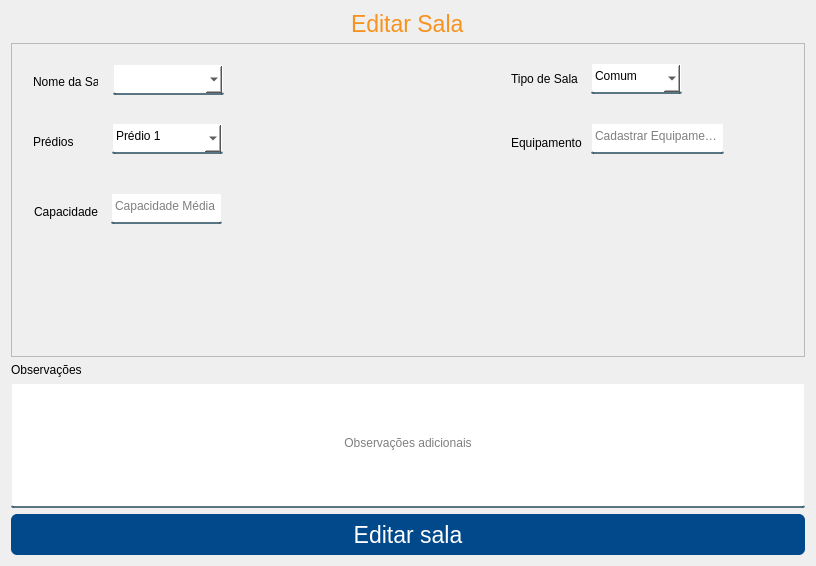
Above: App/view/ui/editarSalas.ui from Senac-SOR-ADS/Mapa-de-Sala before the change. Below: the same form after it.
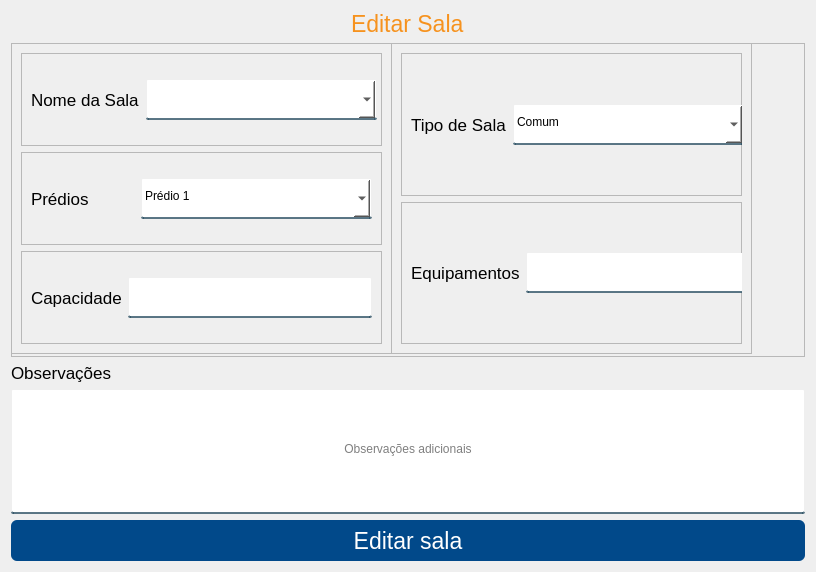
That is the form after the change.

Diff of the .ui file:
```diff
--- a/App/view/ui/editarSalas.ui
+++ b/App/view/ui/editarSalas.ui
@@ -7,7 +7,7 @@
     <x>0</x>
     <y>0</y>
     <width>812</width>
-    <height>556</height>
+    <height>563</height>
    </rect>
   </property>
   <property name="windowTitle">
@@ -50,7 +50,7 @@
      </property>
     </widget>
    </item>
-   <item alignment="Qt::AlignHCenter">
+   <item>
     <widget class="QFrame" name="frame_2">
      <property name="sizePolicy">
       <sizepolicy hsizetype="Preferred" vsizetype="Expanding">
@@ -70,114 +70,210 @@
      <property name="frameShadow">
       <enum>QFrame::Raised</enum>
      </property>
+     <widget class="QFrame" name="frame">
+      <property name="geometry">
+       <rect>
+        <x>0</x>
+        <y>0</y>
+        <width>381</width>
+        <height>311</height>
+       </rect>
+      </property>
+      <property name="frameShape">
+       <enum>QFrame::StyledPanel</enum>
+      </property>
+      <property name="frameShadow">
+       <enum>QFrame::Raised</enum>
+      </property>
+      <layout class="QVBoxLayout" name="verticalLayout_2">
+       <item>
+        <widget class="QFrame" name="frame_3">
+         <property name="frameShape">
+          <enum>QFrame::StyledPanel</enum>
+         </property>
+         <property name="frameShadow">
+          <enum>QFrame::Raised</enum>
+         </property>
+         <layout class="QHBoxLayout" name="horizontalLayout">
+          <item>
+           <widget class="QLabel" name="label_7">
+            <property name="font">
+             <font>
+              <pointsize>13</pointsize>
+             </font>
+            </property>
+            <property name="text">
+             <string>Nome da Sala</string>
+            </property>
+           </widget>
+          </item>
+          <item>
+           <widget class="QComboBox" name="nomeSala">
+            <property name="minimumSize">
+             <size>
+              <width>231</width>
+              <height>41</height>
+             </size>
+            </property>
+            <property name="cursor">
+             <cursorShape>PointingHandCursor</cursorShape>
+            </property>
+            <property name="editable">
+             <bool>true</bool>
+            </property>
+            <property name="currentText">
+             <string notr="true"/>
+            </property>
+            <property name="insertPolicy">
+             <enum>QComboBox::InsertAlphabetically</enum>
+            </property>
+           </widget>
+          </item>
+         </layout>
+        </widget>
+       </item>
+       <item>
+        <widget class="QFrame" name="frame_4">
+         <property name="frameShape">
+          <enum>QFrame::StyledPanel</enum>
+         </property>
+         <property name="frameShadow">
+          <enum>QFrame::Raised</enum>
+         </property>
+         <layout class="QHBoxLayout" name="horizontalLayout_3">
+          <item>
+           <widget class="QLabel" name="label_3">
+            <property name="font">
+             <font>
+              <pointsize>13</pointsize>
+             </font>
+            </property>
+            <property name="text">
+             <string>Prédios</string>
+            </property>
+           </widget>
+          </item>
+          <item>
+           <widget class="QComboBox" name="nomePredio">
+            <property name="minimumSize">
+             <size>
+              <width>231</width>
+              <height>41</height>
+             </size>
+            </property>
+            <property name="cursor">
+             <cursorShape>PointingHandCursor</cursorShape>
+            </property>
+            <property name="editable">
+             <bool>true</bool>
+            </property>
+            <property name="currentText">
+             <string notr="true">Prédio 1</string>
+            </property>
+            <property name="insertPolicy">
+             <enum>QComboBox::InsertAlphabetically</enum>
+            </property>
+            <item>
+             <property name="text">
+              <string>Prédio 1</string>
+             </property>
+            </item>
+            <item>
+             <property name="text">
+              <string>Prédio 2</string>
+             </property>
+            </item>
+           </widget>
+          </item>
+         </layout>
+        </widget>
+       </item>
+       <item>
+        <widget class="QFrame" name="frame_5">
+         <property name="frameShape">
+          <enum>QFrame::StyledPanel</enum>
+         </property>
+         <property name="frameShadow">
+          <enum>QFrame::Raised</enum>
+         </property>
+         <layout class="QHBoxLayout" name="horizontalLayout_2">
+          <item>
      <widget class="QLabel" name="label_5">
-      <property name="geometry">
-       <rect>
-        <x>23</x>
-        <y>161</y>
-        <width>65</width>
-        <height>16</height>
-       </rect>
+            <property name="font">
+             <font>
+              <pointsize>13</pointsize>
+             </font>
       </property>
       <property name="text">
        <string>Capacidade</string>
       </property>
      </widget>
+          </item>
+          <item>
      <widget class="QLineEdit" name="mediaCapacidade">
-      <property name="geometry">
-       <rect>
-        <x>100</x>
-        <y>150</y>
-        <width>111</width>
-        <height>31</height>
-       </rect>
+            <property name="minimumSize">
+             <size>
+              <width>231</width>
+              <height>41</height>
+             </size>
       </property>
       <property name="alignment">
        <set>Qt::AlignLeading|Qt::AlignLeft|Qt::AlignVCenter</set>
       </property>
       <property name="placeholderText">
-       <string>Capacidade Média</string>
-      </property>
-     </widget>
-     <widget class="QLabel" name="label_4">
-      <property name="geometry">
-       <rect>
-        <x>500</x>
-        <y>90</y>
-        <width>71</width>
-        <height>20</height>
-       </rect>
-      </property>
-      <property name="text">
-       <string>Equipamentos</string>
-      </property>
-     </widget>
-     <widget class="QLineEdit" name="tipoEquipamento">
-      <property name="geometry">
-       <rect>
-        <x>580</x>
-        <y>80</y>
-        <width>133</width>
-        <height>31</height>
-       </rect>
-      </property>
-      <property name="placeholderText">
-       <string>Cadastrar Equipamentos</string>
-      </property>
+             <string/>
+            </property>
+           </widget>
+          </item>
+         </layout>
+        </widget>
+       </item>
+      </layout>
      </widget>
-     <widget class="QComboBox" name="nomePredio">
+     <widget class="QFrame" name="frame_6">
       <property name="geometry">
        <rect>
-        <x>101</x>
-        <y>80</y>
-        <width>111</width>
-        <height>31</height>
+        <x>380</x>
+        <y>0</y>
+        <width>361</width>
+        <height>311</height>
        </rect>
       </property>
-      <property name="cursor">
-       <cursorShape>PointingHandCursor</cursorShape>
+      <property name="frameShape">
+       <enum>QFrame::StyledPanel</enum>
       </property>
-      <property name="editable">
-       <bool>true</bool>
+      <property name="frameShadow">
+       <enum>QFrame::Raised</enum>
       </property>
-      <property name="currentText">
-       <string notr="true">Prédio 1</string>
-      </property>
-      <property name="insertPolicy">
-       <enum>QComboBox::InsertAlphabetically</enum>
-      </property>
+      <layout class="QVBoxLayout" name="verticalLayout_3">
+       <item>
+        <widget class="QFrame" name="frame_8">
+         <property name="frameShape">
+          <enum>QFrame::StyledPanel</enum>
+         </property>
+         <property name="frameShadow">
+          <enum>QFrame::Raised</enum>
+         </property>
+         <layout class="QHBoxLayout" name="horizontalLayout_5">
       <item>
-       <property name="text">
-        <string>Prédio 1</string>
-       </property>
-      </item>
-      <item>
+           <widget class="QLabel" name="label_2">
+            <property name="font">
+             <font>
+              <pointsize>13</pointsize>
+             </font>
+            </property>
        <property name="text">
-        <string>Prédio 2</string>
-       </property>
-      </item>
-     </widget>
-     <widget class="QLabel" name="label_3">
-      <property name="geometry">
-       <rect>
-        <x>22</x>
-        <y>91</y>
-        <width>41</width>
-        <height>16</height>
-       </rect>
-      </property>
-      <property name="text">
-       <string>Prédios</string>
-      </property>
-     </widget>
+             <string>Tipo de Sala</string>
+            </property>
+           </widget>
+          </item>
+          <item>
      <widget class="QComboBox" name="tipoSala">
-      <property name="geometry">
-       <rect>
-        <x>580</x>
-        <y>20</y>
-        <width>91</width>
-        <height>31</height>
-       </rect>
+            <property name="minimumSize">
+             <size>
+              <width>231</width>
+              <height>41</height>
+             </size>
       </property>
       <property name="cursor">
        <cursorShape>PointingHandCursor</cursorShape>
@@ -215,58 +311,58 @@
        </property>
       </item>
      </widget>
-     <widget class="QLabel" name="label_2">
-      <property name="geometry">
-       <rect>
-        <x>500</x>
-        <y>28</y>
-        <width>71</width>
-        <height>16</height>
-       </rect>
-      </property>
-      <property name="text">
-       <string>Tipo de Sala</string>
-      </property>
-     </widget>
-     <widget class="QLabel" name="label_7">
-      <property name="geometry">
-       <rect>
-        <x>22</x>
-        <y>31</y>
-        <width>65</width>
-        <height>16</height>
-       </rect>
+          </item>
+         </layout>
+        </widget>
+       </item>
+       <item>
+        <widget class="QFrame" name="frame_7">
+         <property name="frameShape">
+          <enum>QFrame::StyledPanel</enum>
+         </property>
+         <property name="frameShadow">
+          <enum>QFrame::Raised</enum>
+         </property>
+         <layout class="QHBoxLayout" name="horizontalLayout_4">
+          <item>
+           <widget class="QLabel" name="label_4">
+            <property name="font">
+             <font>
+              <pointsize>13</pointsize>
+             </font>
       </property>
       <property name="text">
-       <string>Nome da Sala</string>
-      </property>
-     </widget>
-     <widget class="QComboBox" name="nomeSala">
-      <property name="geometry">
-       <rect>
-        <x>102</x>
-        <y>21</y>
-        <width>111</width>
-        <height>31</height>
-       </rect>
-      </property>
-      <property name="cursor">
-       <cursorShape>PointingHandCursor</cursorShape>
-      </property>
-      <property name="editable">
-       <bool>true</bool>
-      </property>
-      <property name="currentText">
-       <string notr="true"/>
-      </property>
-      <property name="insertPolicy">
-       <enum>QComboBox::InsertAlphabetically</enum>
-      </property>
+             <string>Equipamentos</string>
+            </property>
+           </widget>
+          </item>
+          <item>
+           <widget class="QLineEdit" name="tipoEquipamento">
+            <property name="minimumSize">
+             <size>
+              <width>231</width>
+              <height>41</height>
+             </size>
+            </property>
+            <property name="placeholderText">
+             <string/>
+            </property>
+           </widget>
+          </item>
+         </layout>
+        </widget>
+       </item>
+      </layout>
      </widget>
     </widget>
    </item>
    <item>
     <widget class="QLabel" name="label_6">
+     <property name="font">
+      <font>
+       <pointsize>13</pointsize>
+      </font>
+     </property>
      <property name="text">
       <string>Observações</string>
      </property>
```
Lines whose indentation alone changed are shown as unchanged.
